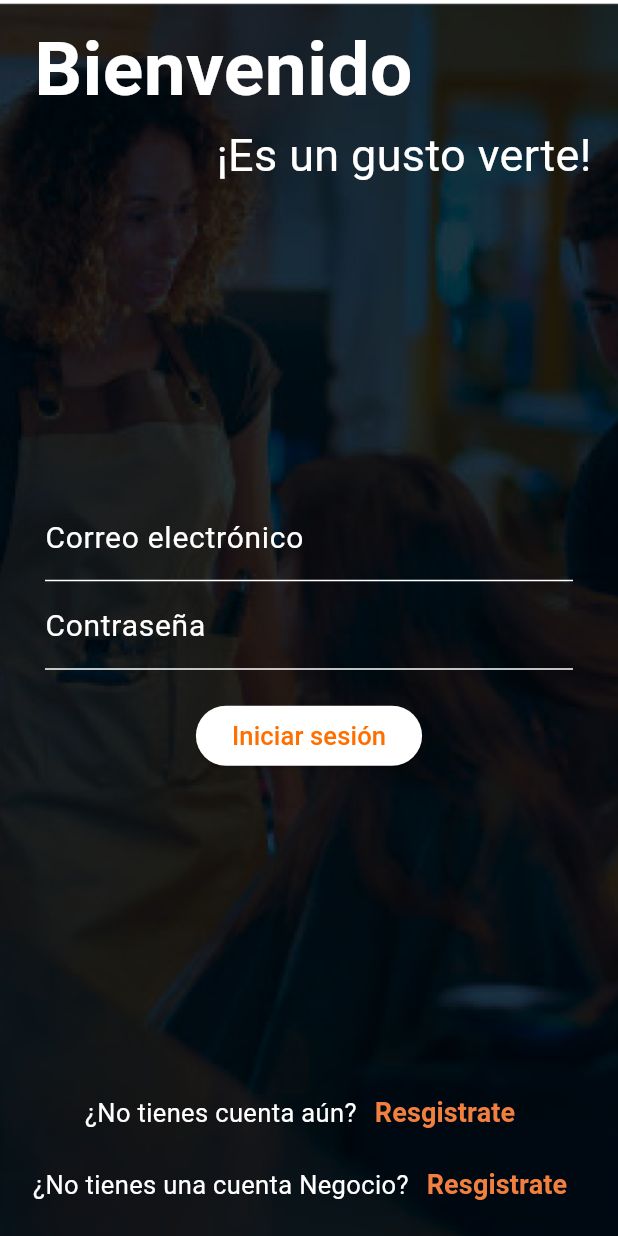
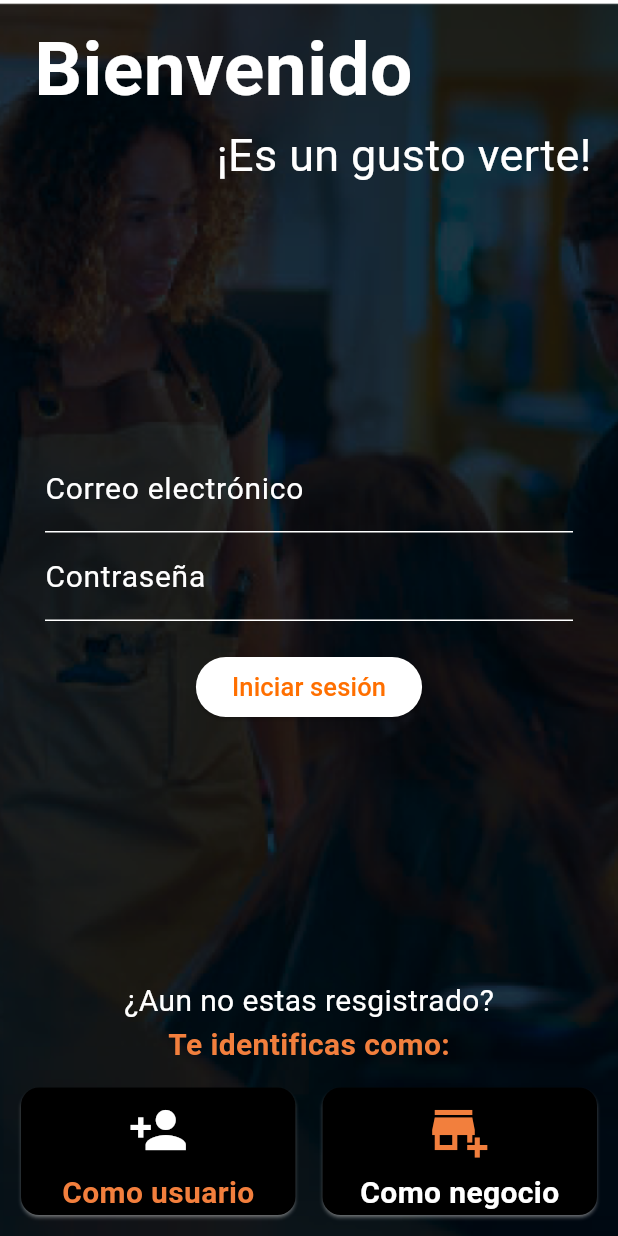
Before and after one commit to AndresCamiloChavez/app_pamii, a Flutter app: the screen it shows after launch, on a phone screen of 412 x 824 dp. Run offline on Flutter 3.47's test engine with Material 3 defaults, Android fonts, the light colour scheme and no system bars; our stand-ins replace carousel_slider, dio, flutter_riverpod, go_router.

Commit message:
Custom Icons Resgister, improve pages login, register and register like bussiness

```diff
--- a/lib/presentation/pages/auth/login_page.dart
+++ b/lib/presentation/pages/auth/login_page.dart
@@ -1,5 +1,6 @@
+import 'package:app_pamii/core/constants/colors.dart';
+import 'package:app_pamii/core/router/app_router.dart';
 import 'package:app_pamii/presentation/pages/auth/widgets/common_widgets_page.dart';
-import 'package:app_pamii/core/router/app_router.dart';
 import 'package:app_pamii/presentation/pages/auth/widgets/form_login.dart';
 import 'package:app_pamii/presentation/providers/auth/form_provider.dart';
 import 'package:flutter/material.dart';
@@ -14,14 +15,7 @@ class LoginPage extends ConsumerWidget {
     return Scaffold(
         body: Stack(
       children: [
-        SizedBox(
-          width: MediaQuery.of(context).size.width,
-          height: MediaQuery.of(context).size.height,
-          child: Image.asset(
-            'assets/bg.png',
-            fit: BoxFit.cover,
-          ),
-        ),
+        const BackGroundImage(),
         if (formData.isLoading)
           const Center(child: CircularProgressIndicator()),
         SafeArea(
@@ -32,29 +26,78 @@ class LoginPage extends ConsumerWidget {
               mainAxisAlignment: MainAxisAlignment.start,
               children: [
                 if (formData.isLoading) const CircularProgressIndicator(),
-                const Row(
-                  mainAxisAlignment: MainAxisAlignment.start,
+                const FirstTitle(),
+                const Expanded(child: LoginForm()),
+                Column(
                   children: [
-                    Text(
-                      ' Bienvenido ',
+                    const Text("¿Aun no estas resgistrado?",
+                        style: TextStyle(color: Colors.white, fontSize: 20)),
+                    const Text("Te identificas como:",
+                        style: TextStyle(
+                            color: AppColors.primaryColor,
+                            fontSize: 20,
+                            fontWeight: FontWeight.bold)),
+                    const SizedBox(height: 10),
+                    Row(children: [
+                      Expanded(
+                        child: Card(
+                          color: Colors.black,
+                          shadowColor: Colors.white,
+                          child: Column(
+                            children: [
+                              IconButton(
+                                onPressed: () {
+                                  ref.read(routerProvider).push('/login/register');
+                                },
+                                icon: const Icon(
+                                  Icons.person_add,
+                                  color: Colors.white,
+                                  size: 40,
+                                )),
+                                const Text(
+                                "Como usuario",
+                                style: TextStyle(
+                                    color: AppColors.primaryColor,
+                                    fontSize: 20,
+                                    fontWeight: FontWeight.bold),
+                              )
+                            ]
+                          ),
+                        ),
+                      ),
+                      const SizedBox(width: 10),
+                      Expanded(
+                        child: Card(
+                          color: Colors.black,
+                          shadowColor: Colors.white,
+                          child: Column(
+                            children: [
+                              IconButton(
+                                  onPressed: () {
+                                    ref
+                                        .read(routerProvider)
+                                        .push('/login/register-business');
+                                  },
+                                  icon: const Icon(
+                                    Icons.add_business,
+                                    color: AppColors.primaryColor,
+                                    size: 40,
+                                  )),
+                              const Text(
+                                "Como negocio",
                                 style: TextStyle(
                                     color: Colors.white,
-                          fontSize: 50,
+                                    fontSize: 20,
                                     fontWeight: FontWeight.bold),
-                    ),
+                              )
                             ],
                           ),
-                const Row(
-                  mainAxisAlignment: MainAxisAlignment.end,
-                  children: [
-                    Text(
-                      ' ¡Es un gusto verte! ',
-                      style: TextStyle(color: Colors.white, fontSize: 30),
                         ),
+                      ),
+                    ])
                   ],
-                ),
-                const Expanded(child: LoginForm()),
-                GestureDetector(
+                )
+                /*GestureDetector(
                   child: const PageRedirection(),
                   onTap: () {
                     ref.read(routerProvider).push('/login/register');
@@ -66,7 +109,7 @@ class LoginPage extends ConsumerWidget {
                     },
                     child: const PageRedirection(
                       message: "¿No tienes una cuenta Negocio?",
-                    )),
+                    )),*/
               ],
             ),
           ),
--- a/lib/presentation/pages/auth/widgets/common_widgets_page.dart
+++ b/lib/presentation/pages/auth/widgets/common_widgets_page.dart
@@ -2,6 +2,55 @@ import 'package:app_pamii/core/constants/colors.dart';
 import 'package:app_pamii/core/router/app_router.dart';
 import 'package:flutter/material.dart';
 import 'package:flutter_riverpod/flutter_riverpod.dart';
+
+class BackGroundImage extends StatelessWidget {
+  const BackGroundImage({super.key});
+
+  @override
+  Widget build(BuildContext context) {
+    return SizedBox(
+      width: MediaQuery.of(context).size.width,
+      height: MediaQuery.of(context).size.height,
+      child: Image.asset(
+        'assets/bg.png',
+        fit: BoxFit.cover,
+      ),
+    );
+  }
+}
+
+class FirstTitle extends StatelessWidget {
+  const FirstTitle({super.key});
+
+  @override
+  Widget build(BuildContext context) {
+    return const Column(
+      children: [
+        Row(
+          mainAxisAlignment: MainAxisAlignment.start,
+          children: [
+            Text(
+              ' Bienvenido ',
+              style: TextStyle(
+                  color: Colors.white,
+                  fontSize: 50,
+                  fontWeight: FontWeight.bold),
+            ),
+          ],
+        ),
+        Row(
+          mainAxisAlignment: MainAxisAlignment.end,
+          children: [
+            Text(
+              ' ¡Es un gusto verte! ',
+              style: TextStyle(color: Colors.white, fontSize: 30),
+            ),
+          ],
+        )
+      ],
+    );
+  }
+}
 
 class PageRedirection extends ConsumerWidget {
   final String message;
@@ -9,8 +58,8 @@ class PageRedirection extends ConsumerWidget {
 
   const PageRedirection(
       {super.key,
-      this.message = "¿No tienes cuenta aún?",
-      this.option = "Resgistrate"});
+      this.message = "¿Ya tienes una cuenta?",
+      this.option = "Ingresa"});
 
   @override
   Widget build(BuildContext context, WidgetRef ref) {
@@ -22,7 +71,7 @@ class PageRedirection extends ConsumerWidget {
           Text(message,
               style: const TextStyle(color: Colors.white, fontSize: 17)),
           TextButton(
-              onPressed: () => ref.read(routerProvider).push('/login/register'),
+              onPressed: () => ref.read(routerProvider).push('/register/login'),
               child: Text(option,
                   style: const TextStyle(
                       color: AppColors.primaryColor,
```
Also changed, not shown: lib/presentation/pages/auth/register_page.dart (+15 -41 lines), lib/presentation/pages/auth/register_page_business.dart (+7 -3 lines). Lines whose indentation alone changed are shown as unchanged.
